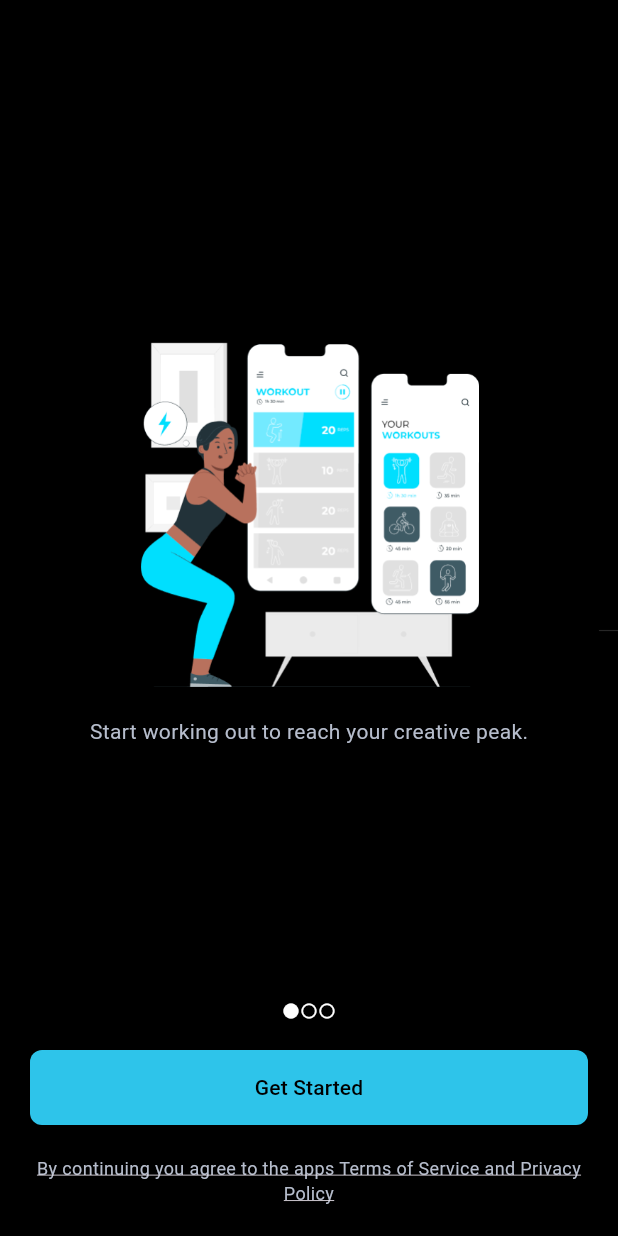
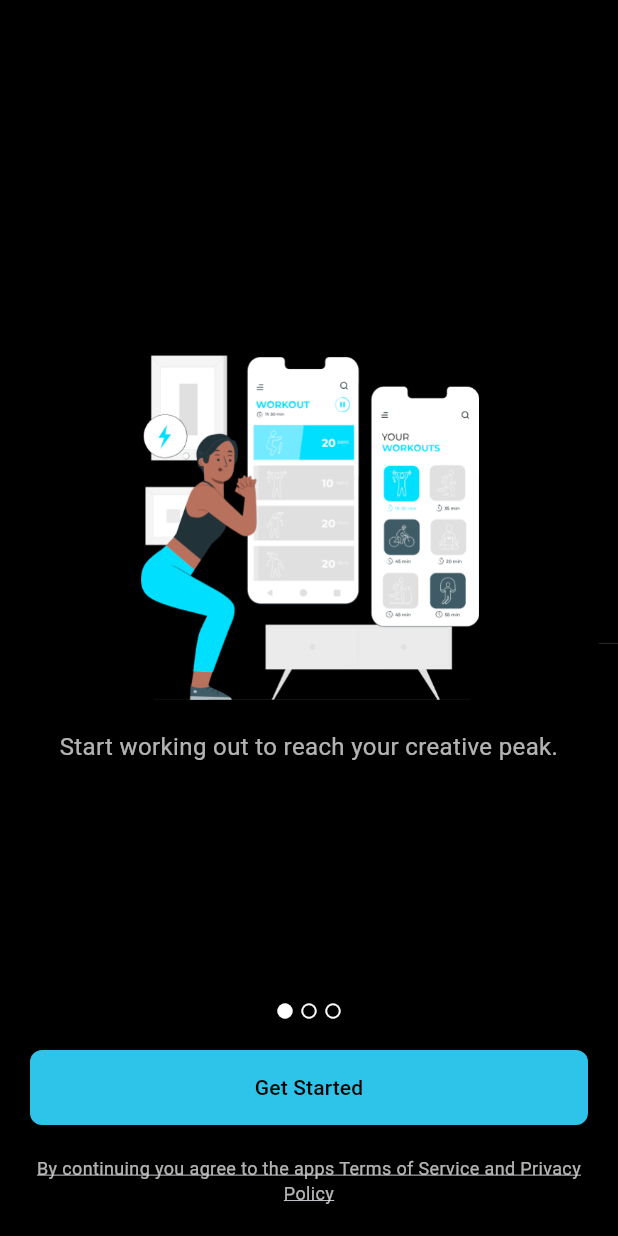
Before and after one commit to iupui-soic/exercise-behavior-change-app, a Flutter app: the screen it shows after launch, on a phone screen of 412 x 824 dp. Run offline on Flutter 3.47's test engine with Material 3 defaults, Android fonts, the phone set to English and light mode, and no system bars; drawn by our look-alikes of carousel_slider; our stand-ins replace google_sign_in, hive, hive_flutter, sign_in_with_apple; accounts and stored records are empty.

Commit message:
#5 - fix welcome screen overflow

```diff
--- a/lib/screens/onboarding/welcome_screen.dart
+++ b/lib/screens/onboarding/welcome_screen.dart
@@ -24,17 +24,30 @@ class _WelcomeScreenState extends State<WelcomeScreen> {
     return Scaffold(
       appBar: AppBar(),
       body: SafeArea(
+        child: LayoutBuilder(
+          builder: (context, constraints) {
+            return SingleChildScrollView(
+              child: ConstrainedBox(
+                constraints: BoxConstraints(
+                  minHeight: constraints.maxHeight,
+                ),
+                child: IntrinsicHeight(
                   child: Column(
-          crossAxisAlignment: CrossAxisAlignment.center,
+                    mainAxisAlignment: MainAxisAlignment.spaceBetween,
                     children: [
+                      // Top spacer
                       const SizedBox(height: 20),
+
+                      // Middle content (carousel and tagline)
                       Expanded(
+                        child: Center(
                           child: Column(
                             mainAxisAlignment: MainAxisAlignment.center,
-                crossAxisAlignment: CrossAxisAlignment.center,
                             children: [
-                  // Image carousel
-                  slider.CarouselSlider(
+                              // Image carousel - with height constraint
+                              ConstrainedBox(
+                                constraints: const BoxConstraints(maxHeight: 300),
+                                child: slider.CarouselSlider(
                                   items: _carouselImages
                                       .map((item) => Image(image: item))
                                       .toList(),
@@ -49,23 +62,37 @@ class _WelcomeScreenState extends State<WelcomeScreen> {
                                     },
                                   ),
                                 ),
+                              ),
                               const SizedBox(height: 20),
                               // Tagline text
                               const Text(
                                 'Start working out to reach your creative peak.',
+                                style: TextStyle(
+                                  color: Colors.white70,
+                                  fontSize: 16,
+                                ),
+                                textAlign: TextAlign.center,
                               ),
                             ],
                           ),
                         ),
-            const SizedBox(height: 20),
+                      ),
+
+                      // Bottom section (indicator, button, terms)
+                      Column(
+                        children: [
                           // Carousel indicator dots
                           Row(
                             mainAxisAlignment: MainAxisAlignment.center,
                             children: [
                               for (int i = 0; i < _carouselImages.length; i++)
-                  Icon(
+                                Padding(
+                                  padding: const EdgeInsets.symmetric(horizontal: 2.0),
+                                  child: Icon(
                                     _currentIndex == i ? Icons.circle : Icons.circle_outlined,
                                     size: 12,
+                                    color: Colors.white,
+                                  ),
                                 ),
                             ],
                           ),
@@ -97,6 +124,7 @@ class _WelcomeScreenState extends State<WelcomeScreen> {
                                 textAlign: TextAlign.center,
                                 style: TextStyle(
                                   fontSize: 12,
+                                  color: Colors.white70,
                                   decoration: TextDecoration.underline,
                                 ),
                               ),
@@ -105,6 +133,13 @@ class _WelcomeScreenState extends State<WelcomeScreen> {
                           const SizedBox(height: 20),
                         ],
                       ),
+                    ],
+                  ),
+                ),
+              ),
+            );
+          },
+        ),
       ),
     );
   }
```
Also changed, not shown: 1 other file. Lines whose indentation alone changed are shown as unchanged.
